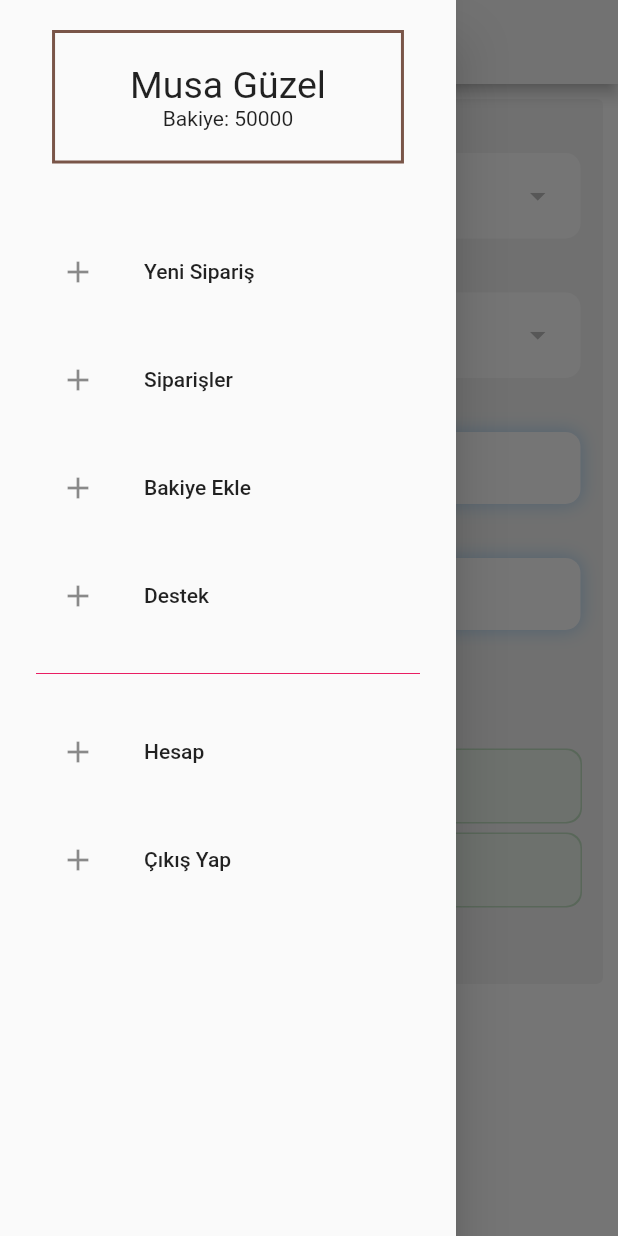
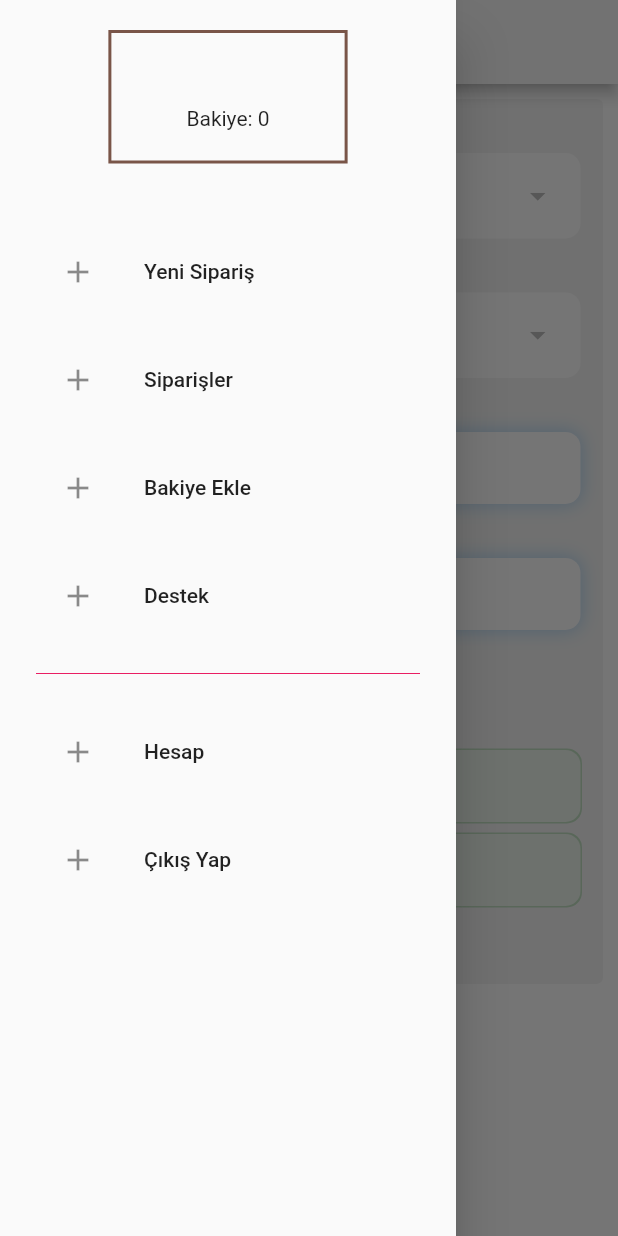
Before and after one commit to musaguzel/musmeramedya, a Flutter app: the screen it shows once a user with an empty profile is signed in, with the side drawer open, on a phone screen of 412 x 824 dp. Run offline on Flutter 3.47's test engine with Material 2 defaults, Android fonts, the light colour scheme and no system bars; our stand-ins replace cloud_firestore, connectivity_plus, firebase_auth, firebase_core, flutter_mobx, mobx and 4 more; accounts and stored records are empty; generated files the repository leaves out were written again.

Commit message:
geliştirmeler yapıldı

```diff
--- a/lib/core/init/constants/navigation/navigation_constants.dart
+++ b/lib/core/init/constants/navigation/navigation_constants.dart
@@ -14,5 +14,9 @@ class NavigationConstants {
 
   static const ORDERS = '/orders';
 
+  static const ADD_BALANCE = '/addbalance';
+
+  static const ADD_BALANCE_SECOND = '/addbalancesecondstage';
+
   static const FORGOT_PASSWORD = "/forgotpassword";
 }
--- a/lib/core/init/navigation/navigation_route.dart
+++ b/lib/core/init/navigation/navigation_route.dart
@@ -1,4 +1,6 @@
 import 'package:flutter/material.dart';
+import 'package:musmeramedya/ui/add_balance/view/first_stage/add_balance_page.dart';
+import 'package:musmeramedya/ui/add_balance/view/second_stage/add_balance_second.dart';
 import 'package:musmeramedya/ui/main/view/main_page.dart';
 import 'package:musmeramedya/ui/orders/view/orders_page.dart';
 import 'package:musmeramedya/ui/register/view/register_page.dart';
@@ -32,7 +34,13 @@ class NavigationRoute {
         return normalNavigate(MainPage(), NavigationConstants.MAIN ,args.arguments);
 
       case NavigationConstants.ORDERS:
-        return normalNavigate(OrdersPage(), NavigationConstants.ORDERS ,args.arguments);
+        return normalNavigate(const OrdersPage(), NavigationConstants.ORDERS ,args.arguments);
+
+      case NavigationConstants.ADD_BALANCE:
+        return normalNavigate(const AddBalancePage(), NavigationConstants.ADD_BALANCE ,args.arguments);
+
+      case NavigationConstants.ADD_BALANCE_SECOND:
+        return normalNavigate(const AddBalanceSecondStage(), NavigationConstants.ADD_BALANCE_SECOND ,args.arguments);
 
       case NavigationConstants.NOTFOUND:
         return normalNavigate( const NotFoundNavigationWidget(), NavigationConstants.NOTFOUND ,args.arguments);
--- a/lib/main.dart
+++ b/lib/main.dart
@@ -38,6 +38,6 @@ class MyApp extends StatelessWidget {
 }
 
 //internet kontrolü eklenecek
-//ana ekranın çoğu bitti , kodlarını düzenle yeni ekranlara geç
-//orders kısmı gün gün belge olarak kaydedilecek
-//anlık fiyat hesaplaması için güzel bir yol bul
+//bakiye ekle kısmında ikinci aşamada iban bilgileri ve seçilen tutar güzel bir şekilde tasarlanacak
+//ödeme yaptım butonu olacak ve kullanıcı tıkladığında veri tabanına ödemeler koleksiyonu açılıp oraya
+//kayıt ettirilecek. kimin ödeme yaptığı, kaç para, ne zaman, gibi bilgiler kayıt ettirilecek.
--- a/lib/ui/main/components/navigation_drawer.dart
+++ b/lib/ui/main/components/navigation_drawer.dart
@@ -1,12 +1,16 @@
 import 'package:flutter/material.dart';
+import 'package:flutter_mobx/flutter_mobx.dart';
 import 'package:musmeramedya/core/init/navigation/navigation_service.dart';
+import 'package:musmeramedya/ui/main/viewModel/main_page_view_model.dart';
+import 'package:musmeramedya/ui/register/model/user_model.dart';
 
 import '../../../core/init/constants/navigation/navigation_constants.dart';
 
 
 class NavigationDrawerMain extends StatelessWidget {
-   NavigationDrawerMain({super.key});
+   NavigationDrawerMain({super.key, this.viewModel});
 
+   final MainPageViewModel? viewModel;
   final NavigationService navigation = NavigationService.instance;
 
   @override
@@ -35,11 +39,15 @@ class NavigationDrawerMain extends StatelessWidget {
               width: 2.0, // Çizgi kalınlığı
             ),),
           padding: const EdgeInsets.only(top: 20.0,bottom: 20.0,left: 50.0,right: 50.0),
-          child: const Column(
-            children: [
-              Text("Musa Güzel",style: TextStyle(fontSize: 25),),
-              Text("Bakiye: 50000"),
-            ],
+          child: Observer(
+            builder: (_){
+              return Column(
+                children: [
+                  Text(viewModel != null ? viewModel?.currentUser?.fullName.toString() as String : "0",style: TextStyle(fontSize: 25),),
+                  Text("Bakiye: ${viewModel != null ? viewModel?.currentUser?.balance.toString() : "0"}"),
+                ],
+              );
+            },
           ),
         ),
 
@@ -69,7 +77,9 @@ class NavigationDrawerMain extends StatelessWidget {
         ListTile(
           leading: Icon(Icons.add),
           title: Text("Bakiye Ekle"),
-          onTap: (){},
+          onTap: (){
+            navigation.navigateToPage(path: NavigationConstants.ADD_BALANCE);
+          },
         ),ListTile(
           leading: Icon(Icons.add),
           title: Text("Destek"),
--- a/lib/ui/main/view/main_page.dart
+++ b/lib/ui/main/view/main_page.dart
@@ -34,7 +34,7 @@ class _MainPageState extends State<MainPage> {
   Scaffold buildScaffold(BuildContext context, MainPageViewModel store,
       NetworkResult networkResult) {
     return Scaffold(
-      drawer: NavigationDrawerMain(),
+      drawer: NavigationDrawerMain(viewModel: store),
         resizeToAvoidBottomInset: true,
         appBar: AppBar(
           title: const Text(ApplicationConstants.APPNAME),
--- a/lib/ui/orders/model/orders_model.dart
+++ b/lib/ui/orders/model/orders_model.dart
@@ -23,12 +23,15 @@ class OrdersModel {
   @JsonKey(name: 'social_media_link')
   String socialMediaLink;
 
+  @JsonKey(name: 'social_media_name')
+  String socialMediaName;
+
   @JsonKey(name: 'status')
   bool  status;
 
 
   OrdersModel({required this.userID, required this.datetime,required this.serviceName
-    ,required this.servicePrice,required this.serviceAmount, required this.socialMediaLink,required this.status});
+    ,required this.servicePrice,required this.serviceAmount, required this.socialMediaLink,required this.socialMediaName,required this.status});
 
   factory OrdersModel.fromJson(Map<String,dynamic> json) => _$OrdersModelFromJson(json);
   Map<String,dynamic> toJson() => _$OrdersModelToJson(this);
```
Also changed, not shown: lib/ui/add_balance/view/first_stage/add_balance_page.dart (added, +56 -0 lines), lib/ui/add_balance/view/second_stage/add_balance_second.dart (added, +19 -0 lines), lib/ui/add_balance/viewModel/add_balance_page_view_model.dart (added, +35 -0 lines), lib/ui/main/viewModel/main_page_view_model.dart (+24 -1 lines), lib/ui/orders/view/orders_page.dart (+40 -18 lines), lib/ui/main/viewModel/main_page_view_model.g.dart, lib/ui/orders/model/orders_model.g.dart.
